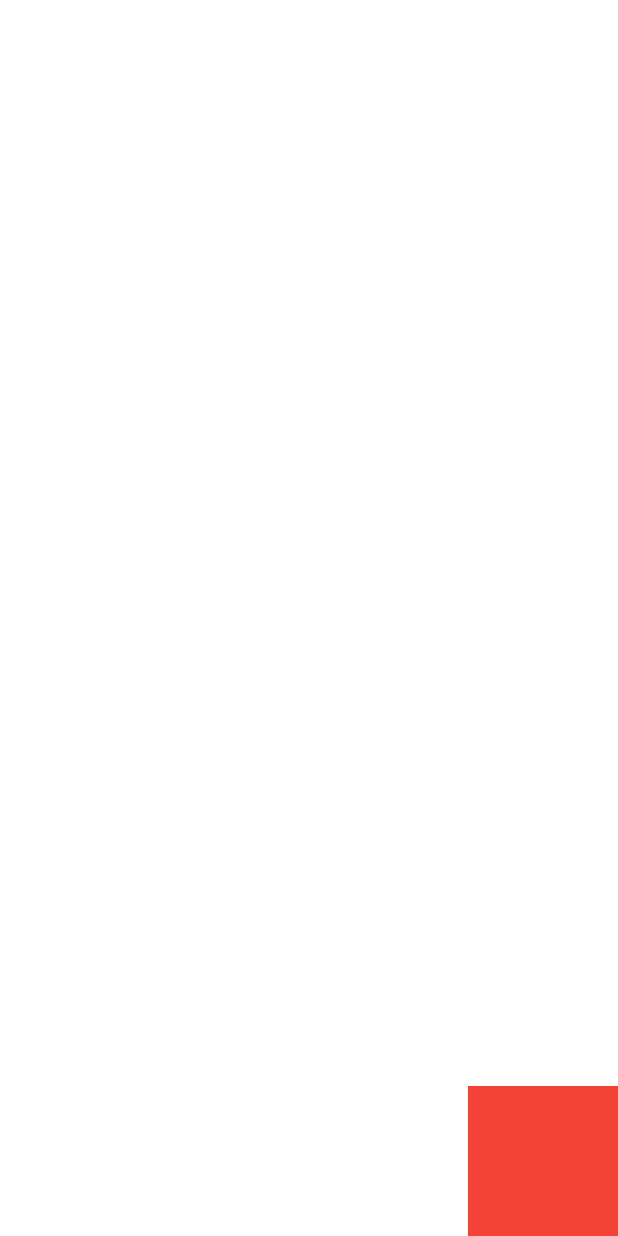
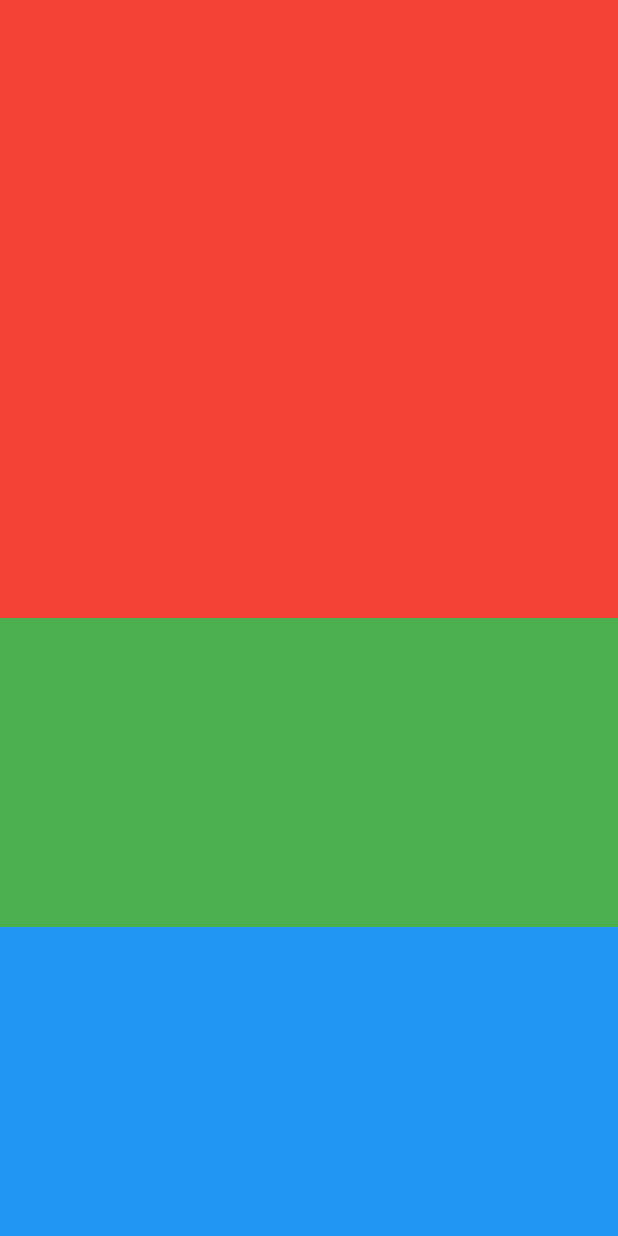
Before and after one commit to peactor/widgets, a Flutter app: the screen it shows after launch, on a phone screen of 412 x 824 dp. Run offline on Flutter 3.47's test engine with Material 2 defaults, Android fonts, the phone set to English and light mode, and no system bars.

Commit message:
Expanded

```diff
--- a/lib/main.dart
+++ b/lib/main.dart
@@ -19,13 +19,25 @@ class MyHomePage extends StatelessWidget {
   @override
   Widget build(BuildContext context) {
 
-    return Align(
-      alignment:Alignment.bottomRight,
-      child: Container(
-        color:Colors.red,
-        width:100,
-        height:100,
-      ),
+    return Column(
+      children: <Widget>[
+        Expanded(
+          flex: 2,
+          child: Container(
+            color: Colors.red,
+          )
+
+        ),
+        Expanded(
+         child: Container(
+           color:Colors.green,
+         ),
+        ),
+        Expanded(child: Container(
+          color:Colors.blue,
+        ),
+        ),
+      ],
     );
   }
 }
```
